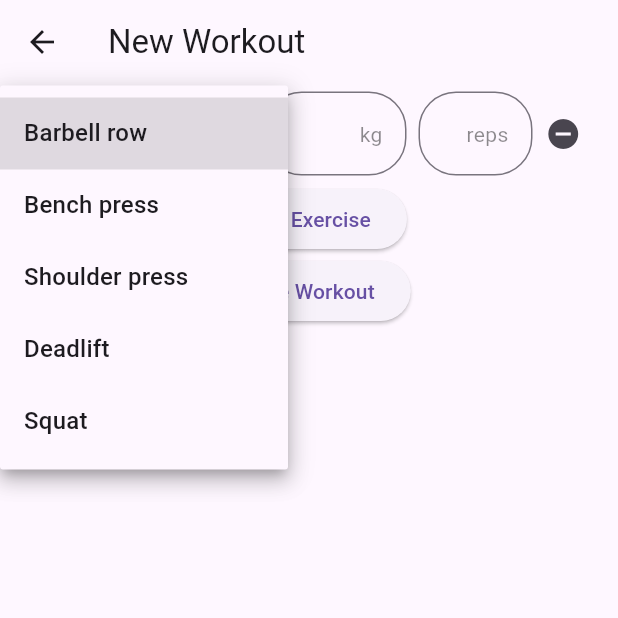
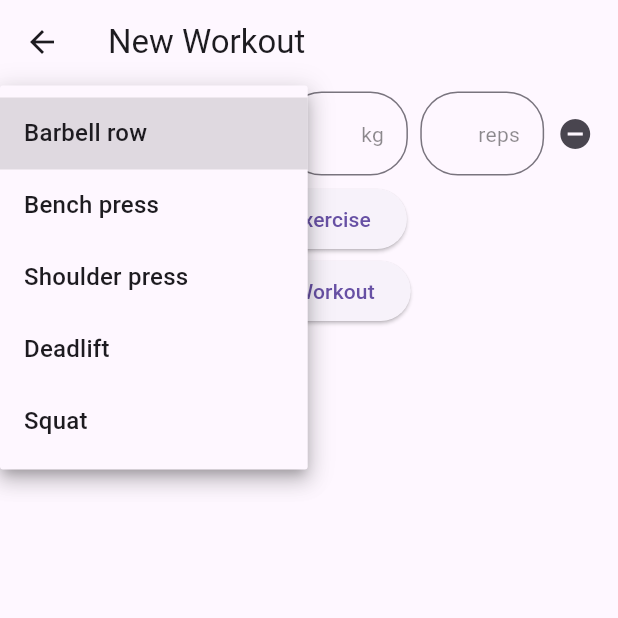
Before and after one commit to hildaylchung/workout-logger-app, a Flutter app: the WorkoutScreen screen opened by its route, after a tap on the "arrow drop down" icon, on a phone screen of 412 x 824 dp, the top half of it. Run offline on Flutter 3.47's test engine with Material 3 defaults, Android fonts, the phone set to English and light mode, and no system bars; our stand-ins replace flutter_riverpod, go_router.

Commit message:
refactor: use relative value in spacings in new workout screen

```diff
--- a/lib/screens/workout.dart
+++ b/lib/screens/workout.dart
@@ -52,11 +52,11 @@ class WorkoutScreen extends ConsumerWidget {
           title: Text(workout != null
               ? "Workout at ${displayDateYYYYMMDDHHMM(workout!.dateCreated)}"
               : "New Workout")),
-      body: Padding(
+      body: Form(
+        key: formKey,
+        child: ListView(
             padding: const EdgeInsets.symmetric(horizontal: 16.0),
-        child: Form(
-          key: formKey,
-          child: ListView(children: [
+            children: [
               ...state.workout!.sets
                   .asMap()
                   .map((idx, record) => MapEntry(
@@ -74,7 +74,6 @@ class WorkoutScreen extends ConsumerWidget {
               SaveWorkoutButton(save: save),
             ]),
       ),
-      ),
     );
   }
 }
@@ -87,27 +86,25 @@ class EditableRecord extends ConsumerWidget {
 
   @override
   Widget build(BuildContext context, WidgetRef ref) {
-    return Wrap(
-        spacing: 8,
-        crossAxisAlignment: WrapCrossAlignment.center,
-        children: [
-          FractionallySizedBox(
-            widthFactor: 0.4,
+    final spacingWidget =
+        SizedBox(width: MediaQuery.of(context).size.width * 0.02);
+    return Row(crossAxisAlignment: CrossAxisAlignment.center, children: [
+      Expanded(
+        flex: 2,
         child: DropdownButtonFormField(
           value: record.exercise?.name,
           items: exerciseChoices
-                  .map((c) =>
-                      DropdownMenuItem(value: c.name, child: Text(c.name)))
+              .map((c) => DropdownMenuItem(value: c.name, child: Text(c.name)))
               .toList(),
           onChanged: (c) {
-                record.exercise =
-                    exerciseChoices.firstWhere((e) => e.name == c);
+            record.exercise = exerciseChoices.firstWhere((e) => e.name == c);
             ref.read(newWorkoutProvider.notifier).updateSet(index, record);
           },
         ),
       ),
-          FractionallySizedBox(
-            widthFactor: 0.25,
+      spacingWidget,
+      Expanded(
+        flex: 1,
         child: TextFormField(
           controller: record.weightTextController,
           textAlign: TextAlign.right,
@@ -121,8 +118,9 @@ class EditableRecord extends ConsumerWidget {
               suffixStyle: AppTextStyle.suffix),
         ),
       ),
-          FractionallySizedBox(
-            widthFactor: 0.2,
+      spacingWidget,
+      Expanded(
+        flex: 1,
         child: TextFormField(
           controller: record.repsTextController,
           textAlign: TextAlign.right,
@@ -136,6 +134,7 @@ class EditableRecord extends ConsumerWidget {
               suffixStyle: AppTextStyle.suffix),
         ),
       ),
+      spacingWidget,
       SizedBox(
           width: 25,
           height: 25,
--- a/lib/screens/workout_list.dart
+++ b/lib/screens/workout_list.dart
@@ -6,10 +6,10 @@ import 'package:flutter_riverpod/flutter_riverpod.dart';
 import 'package:go_router/go_router.dart';
 
 // Project imports:
-import '../text_style.dart';
 import '../models/workout.dart';
 import '../provider/history_workout.dart';
 import '../provider/new_workout.dart';
+import '../text_style.dart';
 import '../widgets/workout_list_item.dart';
 
 class WorkoutListScreen extends ConsumerWidget {
```
Lines whose indentation alone changed are shown as unchanged.
